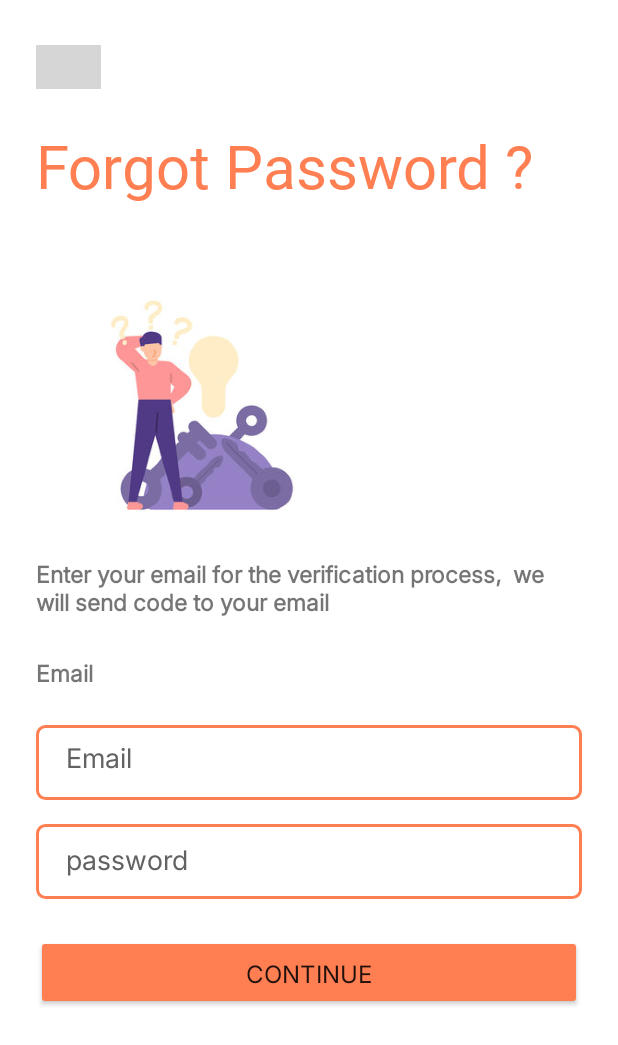
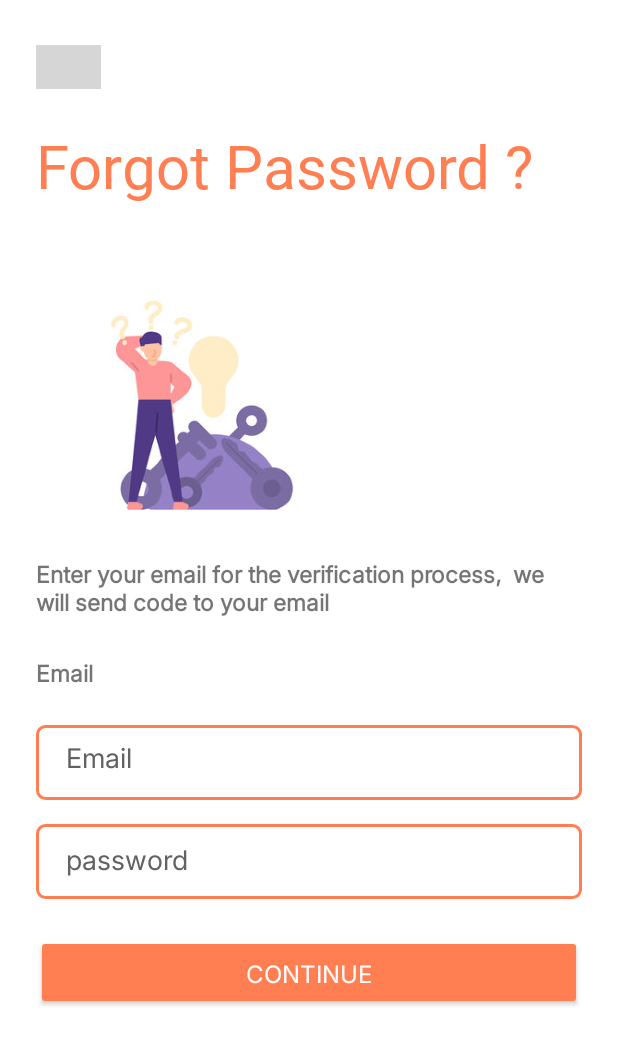
Before and after one commit to Hirushan-Subasinghe/yummyMakes-mobileApp, an Android app: the ForgotPasswordActivity screen opened directly, with no data from a screen before it, on a phone screen of 412 x 824 dp. Shown: the top 1045 px of the screen. Run offline under Robolectric (Android 15) with nearby library versions, the phone set to English and light mode, and no system bars; grey boxes are pictures that could not be loaded.

Commit message:
email Authentication gui updated

```diff
--- a/app/src/main/res/layout/activity_forgot_password.xml
+++ b/app/src/main/res/layout/activity_forgot_password.xml
@@ -130,6 +130,7 @@
                 android:backgroundTint="#FF7F53"
                 android:fontFamily="@font/inter"
                 android:text="Continue"
+                android:textColor="#FDFDFD"
                 android:textSize="16sp"
                 app:layout_constraintEnd_toEndOf="@+id/in_password"
                 app:layout_constraintStart_toStartOf="@+id/in_password"
```
